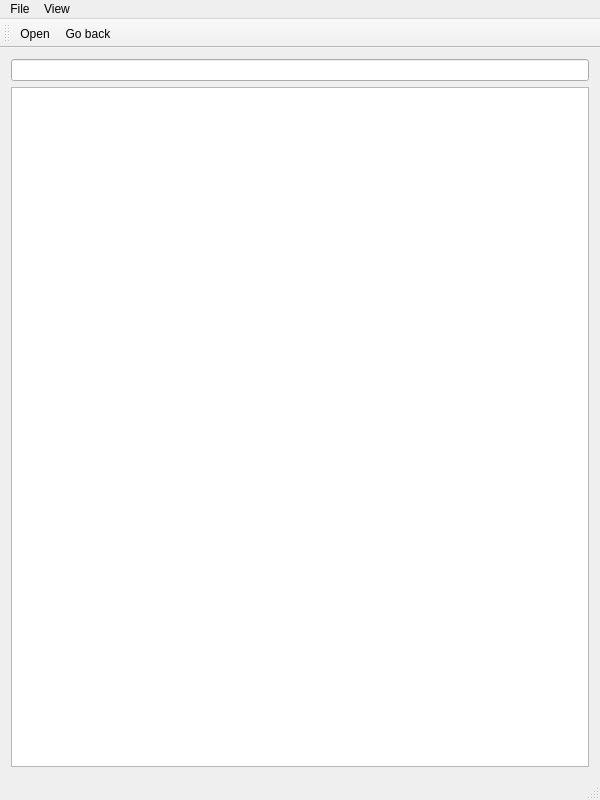
Qt form src/mainwindow.ui (ec1oud/nettebook) before a commit.
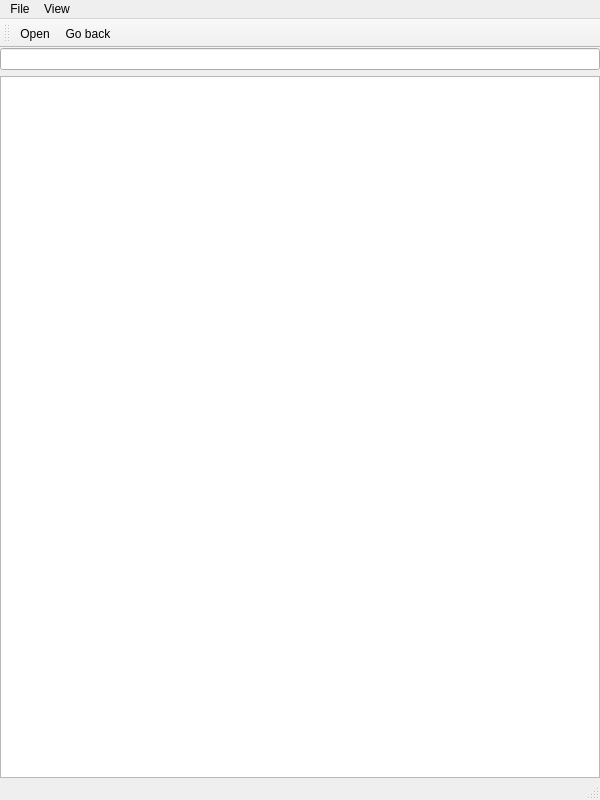
The same form after that commit. Icons and pictures are not drawn. Custom widgets are drawn as their Qt base class.

Commit message: get rid of layout padding; show url hover feedback in status bar

Patch:
```diff
--- a/src/mainwindow.ui
+++ b/src/mainwindow.ui
@@ -15,6 +15,18 @@
   </property>
   <widget class="QWidget" name="centralWidget">
    <layout class="QVBoxLayout" name="verticalLayout">
+    <property name="leftMargin">
+     <number>0</number>
+    </property>
+    <property name="topMargin">
+     <number>0</number>
+    </property>
+    <property name="rightMargin">
+     <number>0</number>
+    </property>
+    <property name="bottomMargin">
+     <number>0</number>
+    </property>
     <item>
      <layout class="QHBoxLayout" name="toolbarStuff">
       <item>
```
The commit also changes 2 other files.
